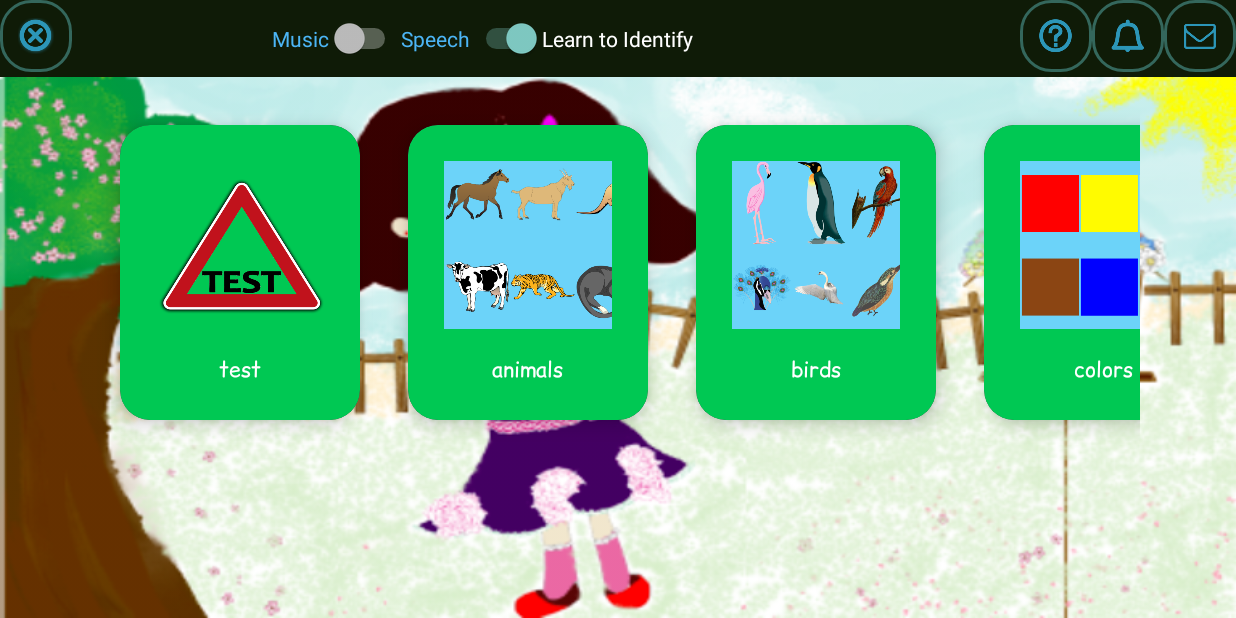
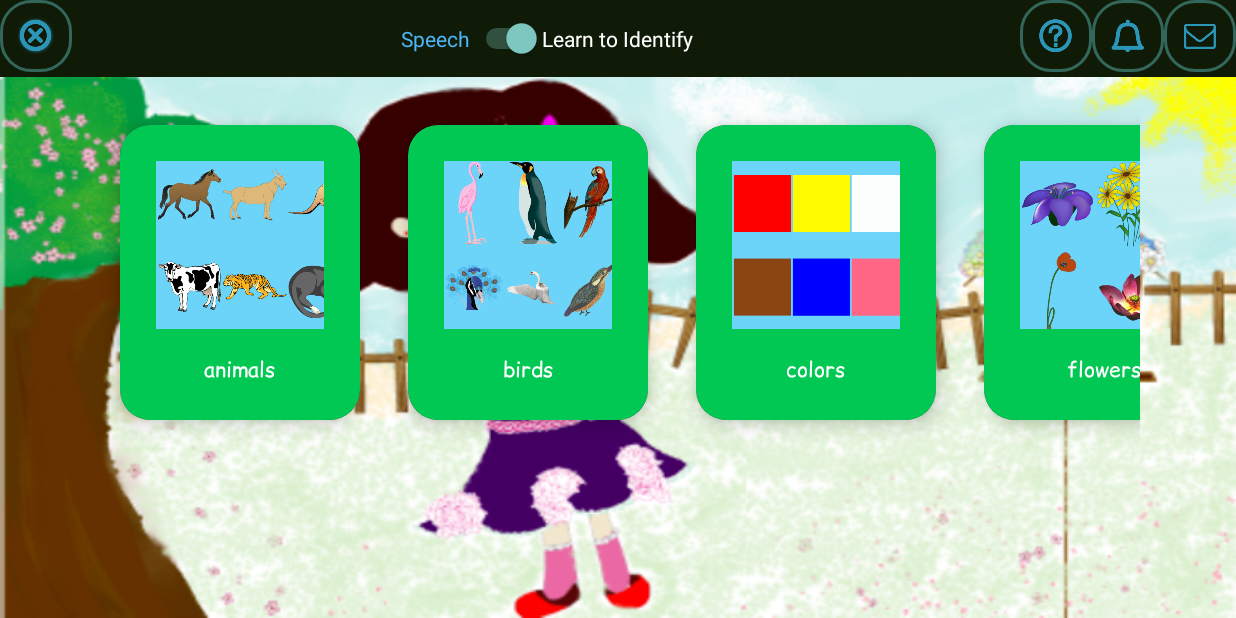
Before and after one commit to hajaar/LearnColoursNumbersShapes, an Android app: the screen it shows after launch (MainActivity), on a phone screen of 824 x 412 dp (held sideways). Run offline under Robolectric (Android 15) with nearby library versions, the phone set to English and light mode, and no system bars; libraries missing offline, so code that uses them is left out: com.github.paolorotolo.appintro.

Commit message:
moves Test category to last

```diff
--- a/app/build.gradle
+++ b/app/build.gradle
@@ -7,8 +7,8 @@ android {
         applicationId "com.skva.learncolours"
         minSdkVersion 21
         targetSdkVersion 25
-        versionCode 2
-        versionName "1.1"
+        versionCode 3
+        versionName "1.2"
         testInstrumentationRunner "android.support.test.runner.AndroidJUnitRunner"
     }
     buildTypes {
--- a/app/src/main/java/com/skva/learncolours/GameData.java
+++ b/app/src/main/java/com/skva/learncolours/GameData.java
@@ -21,10 +21,10 @@ public class GameData {
     {
         mContext = context;
         int actual_game_type = game_type;
-        if (game_type == 0) {
+        if (game_type == mContext.getResources().getStringArray(R.array.games).length - 1) {
             Random random = new Random();
 
-            actual_game_type = random.nextInt(mContext.getResources().getStringArray(R.array.games).length - 1) + 1;
+            actual_game_type = random.nextInt(mContext.getResources().getStringArray(R.array.games).length - 1);
         }
         mGameName = mContext.getResources().getStringArray(R.array.games)[actual_game_type];
     }
--- a/app/src/main/java/com/skva/learncolours/GameFragment.java
+++ b/app/src/main/java/com/skva/learncolours/GameFragment.java
@@ -68,7 +68,7 @@ public class GameFragment extends Fragment implements View.OnClickListener {
         Log.d(TAG, "onActivityCreated: GAME_TYPE" + GAME_TYPE);
         animScale = AnimationUtils.loadAnimation(getContext(), R.anim.anim_scale);
         animLeft = AnimationUtils.loadAnimation(getContext(), R.anim.appear);
-        if (GAME_TYPE != 0) {
+        if (GAME_TYPE != getResources().getStringArray(R.array.games).length - 1) {
         for (int i = 0; i < COUNT; i++) {
             ImageView testImage = (ImageView) getActivity().findViewById(R.id.test_image);
             testImage.setVisibility(View.GONE);
@@ -126,7 +126,7 @@ public class GameFragment extends Fragment implements View.OnClickListener {
         v.startAnimation(animScale);
         int clickid = 0;
         int pos = 0;
-        if (GAME_TYPE != 0) {
+        if (GAME_TYPE != getResources().getStringArray(R.array.games).length - 1) {
             for (int j = 0; j < COUNT; j++) {
                 if (buttonID[j] == i) {
                     clickid = j;
@@ -184,7 +184,7 @@ public class GameFragment extends Fragment implements View.OnClickListener {
         ((TextView) getActivity().findViewById(R.id.game_header)).setTypeface(Typeface.createFromAsset(getContext().getAssets(), "ComicRelief.ttf"));
         ((TextView) getActivity().findViewById(R.id.game_header)).setText(mGameData.mGameName);
         mGameData.setRandomizedArray();
-        if (GAME_TYPE != 0) {
+        if (GAME_TYPE != getResources().getStringArray(R.array.games).length - 1) {
 
 
         for (int i = 0; i < COUNT; i++) {
--- a/app/src/main/res/layout/activity_main.xml
+++ b/app/src/main/res/layout/activity_main.xml
@@ -34,13 +34,6 @@
             android:textAppearance="@style/Base.TextAppearance.AppCompat.Small"
             android:textColor="@color/icons"/>
 
-        <Switch
-            android:id="@+id/music_switch"
-            android:layout_width="wrap_content"
-            android:layout_height="match_parent"
-            android:layout_toStartOf="@+id/speech_switch"
-            android:text="Music"
-            android:textColor="@color/colorPrimaryLight"/>
 
         <Switch
             android:id="@+id/speech_switch"
--- a/app/src/main/res/values/strings.xml
+++ b/app/src/main/res/values/strings.xml
@@ -6,7 +6,6 @@
     <string name="exit_game">Exit</string>
 
     <string-array name="games">
-        <item>test</item>
         <item>animals</item>
         <item>birds</item>
         <item>colors</item>
@@ -15,6 +14,7 @@
         <item>numbers</item>
         <item>shapes</item>
         <item>underwater</item>
+        <item>test</item>
 
     </string-array>
     <string-array name="animals">
```
